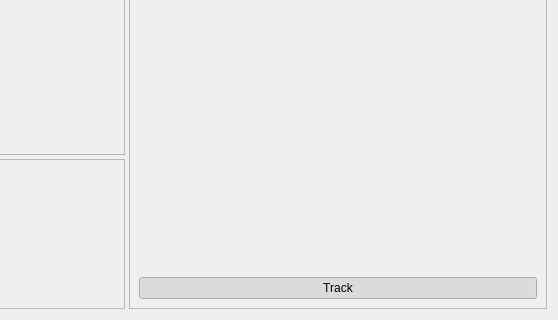
pbustos/beta-robotica-class, file person_tracker/src/mainUI.ui: the form before one commit; both pictures show x 486 to 1044 and y 358 to 678 of the 1044 by 678 pixel window.
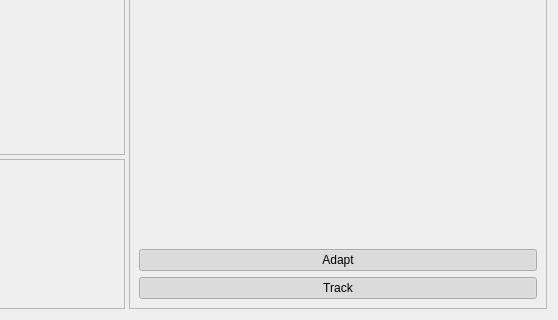
The form after the commit.

Patch:
```diff
--- a/person_tracker/src/mainUI.ui
+++ b/person_tracker/src/mainUI.ui
@@ -188,6 +188,19 @@
            </item>
           </layout>
          </item>
+         <item>
+          <widget class="QPushButton" name="pushButton_adapt">
+           <property name="text">
+            <string>Adapt</string>
+           </property>
+           <property name="checkable">
+            <bool>true</bool>
+           </property>
+           <property name="checked">
+            <bool>true</bool>
+           </property>
+          </widget>
+         </item>
          <item>
           <widget class="QPushButton" name="pushButton_stop">
            <property name="text">
```
